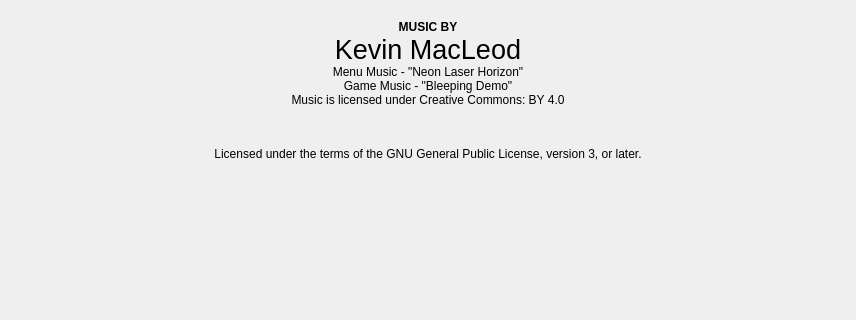
Before: the Qt Designer form information/creditsscreen.ui in vicr123/entertaining-chess, drawn with Qt 5; both pictures show x 0 to 856 and y 156 to 476 of the 856 by 630 pixel window.
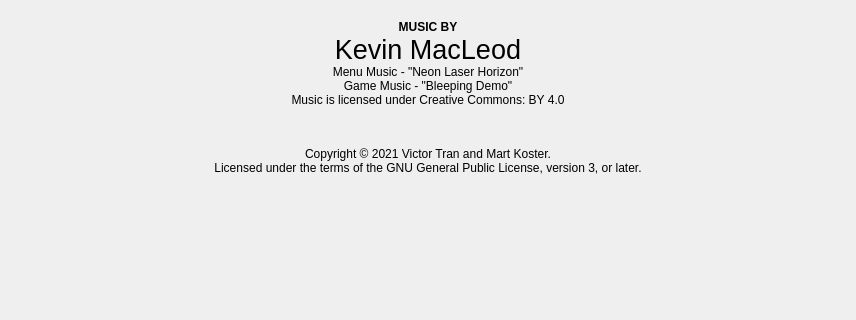
After: the same form once the commit is applied. Custom widgets are drawn as their Qt base class.

```diff
--- a/information/creditsscreen.ui
+++ b/information/creditsscreen.ui
@@ -53,7 +53,7 @@
         <x>0</x>
         <y>0</y>
         <width>856</width>
-        <height>607</height>
+        <height>601</height>
        </rect>
       </property>
       <property name="autoFillBackground">
@@ -274,6 +274,16 @@
            </property>
           </spacer>
          </item>
+         <item>
+          <widget class="QLabel" name="label_9">
+           <property name="text">
+            <string>Copyright © 2021 Victor Tran and Mart Koster.</string>
+           </property>
+           <property name="alignment">
+            <set>Qt::AlignCenter</set>
+           </property>
+          </widget>
+         </item>
          <item>
           <widget class="QLabel" name="label_11">
            <property name="text">
```
Left out of the diff: 2 changed lines with no effect on the pictures.
